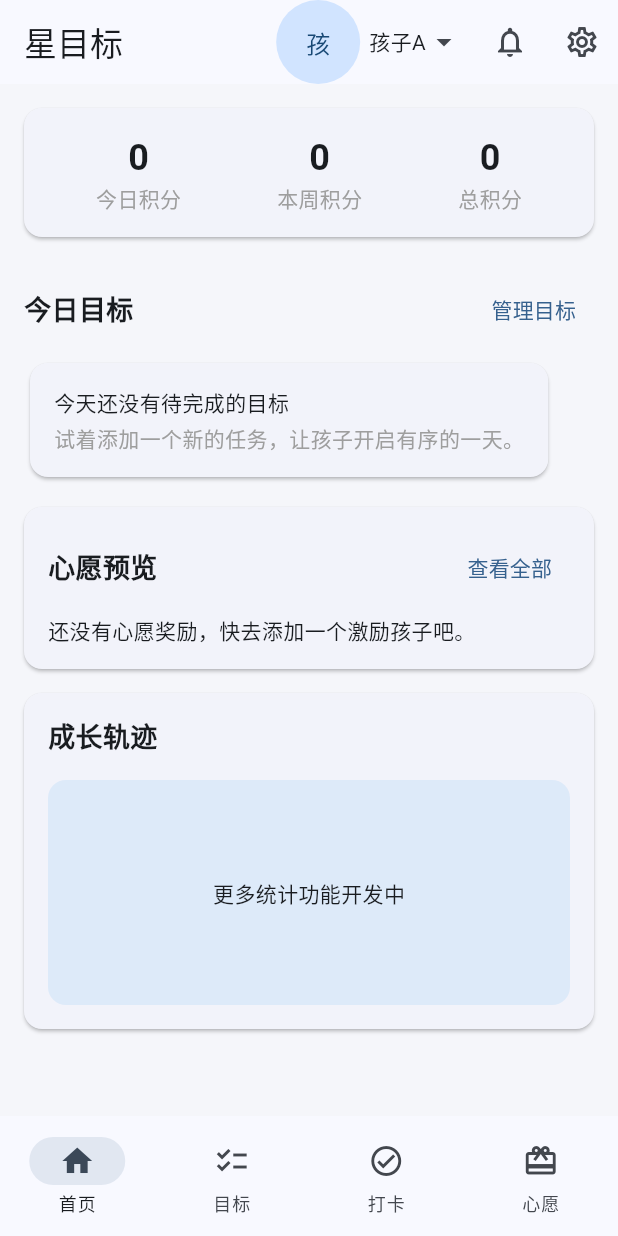
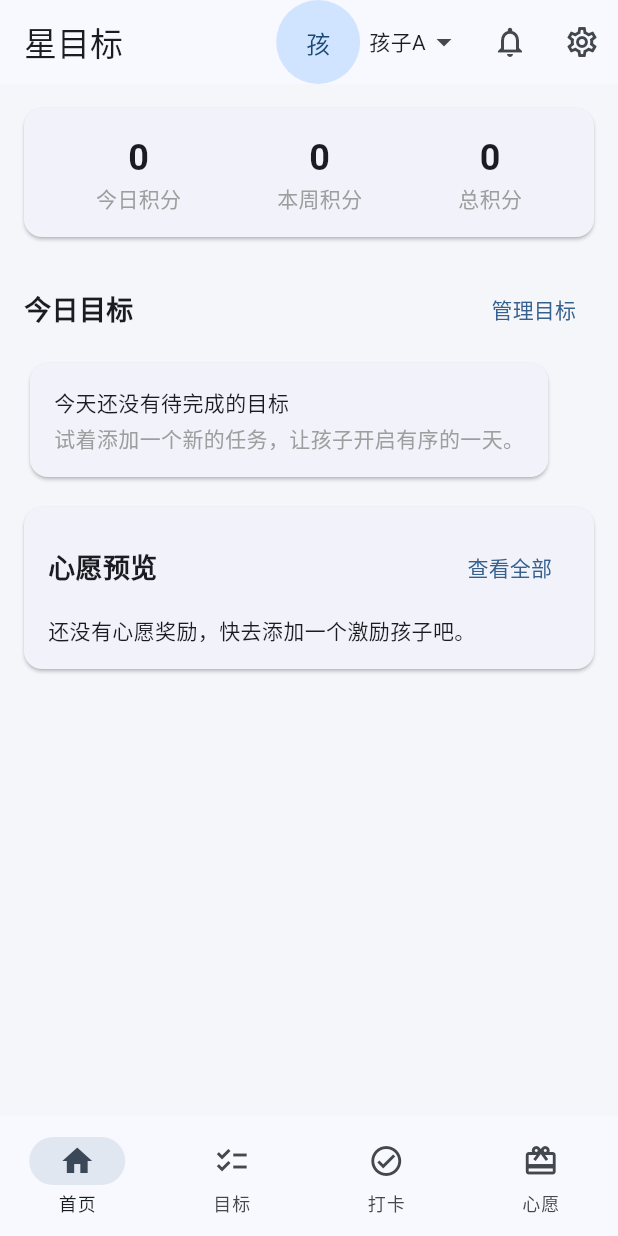
Before and after one commit to lzzhangsan/xingmubiao, a Flutter app: the screen it shows after launch, on a phone screen of 412 x 824 dp. Run offline on Flutter 3.47's test engine with Material 3 defaults, Android fonts, the light colour scheme and no system bars; our stand-ins replace firebase_core, fl_chart, flutter_local_notifications, image_picker, shared_preferences, timezone; accounts and stored records are empty.

Commit message:
删除成长轨迹卡片2025.10.9-21：01

```diff
--- a/lib/src/screens/home_screen.dart
+++ b/lib/src/screens/home_screen.dart
@@ -335,7 +335,6 @@ class _HomeScreenState extends State<HomeScreen> with TickerProviderStateMixin {
                               rewards: _wishlistPreview,
                               onViewMore: _openWishlist,
                             ),
-                            const _GrowthPreview(),
                             const SizedBox(height: 24),
                           ],
                         ),
@@ -611,36 +610,4 @@ class _WishlistPreview extends StatelessWidget {
   }
 }
 
-class _GrowthPreview extends StatelessWidget {
-  const _GrowthPreview();
-
-  @override
-  Widget build(BuildContext context) {
-    return Card(
-      margin: const EdgeInsets.fromLTRB(16, 16, 16, 0),
-      child: Padding(
-        padding: const EdgeInsets.all(16),
-        child: Column(
-          crossAxisAlignment: CrossAxisAlignment.start,
-          children: [
-            const Text(
-              '成长轨迹',
-              style: TextStyle(fontSize: 18, fontWeight: FontWeight.bold),
-            ),
-            const SizedBox(height: 16),
-            Container(
-              height: 150,
-              decoration: BoxDecoration(
-                color: Colors.blue.withValues(alpha: 0.1),
-                borderRadius: BorderRadius.circular(12),
-              ),
-              child: const Center(
-                child: Text('更多统计功能开发中'),
-              ),
-            ),
-          ],
-        ),
-      ),
-    );
-  }
-}
+// Growth preview removed per request.
```
